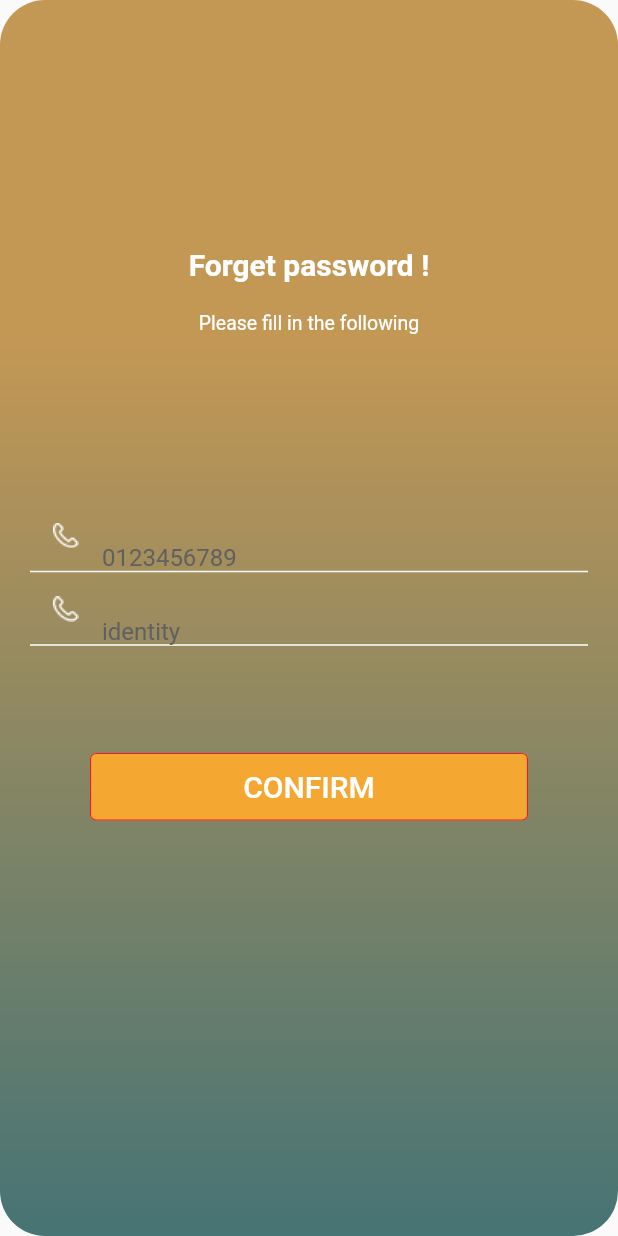
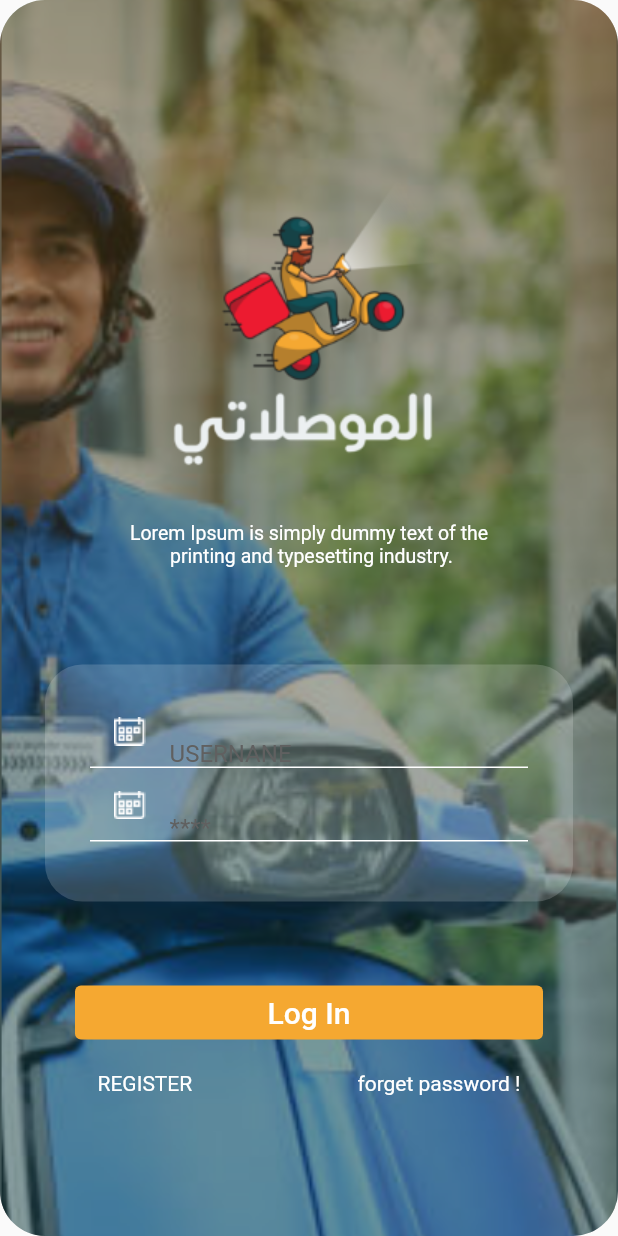
Before and after one commit to ahmed4442025/delivery, a Flutter app: the screen it shows after launch, on a phone screen of 412 x 824 dp. Run offline on Flutter 3.47's test engine with Material 2 defaults, Android fonts, the phone set to English and light mode, and no system bars; missing offline and left inert: flutter_verification_code.

Commit message:
loginScr + noBorder

```diff
--- a/lib/main.dart
+++ b/lib/main.dart
@@ -1,6 +1,7 @@
 import 'package:delivery15/scr/register/forget_password_code_scr.dart';
 import 'package:delivery15/scr/register/forget_password_src.dart';
 import 'package:delivery15/scr/register/home_scr.dart';
+import 'package:delivery15/scr/register/login.dart';
 import 'package:delivery15/scr/register/new_password.dart';
 import 'package:delivery15/scr/register/register_scr.dart';
 import 'package:flutter/material.dart';
@@ -21,7 +22,7 @@ class _HomeState extends State<Home> {
     return const MaterialApp(
       debugShowCheckedModeBanner: false,
       //home scr class
-      home: newPassword(),
+      home: loginScr(),
     );
   }
 }
--- a/lib/scr/help.dart
+++ b/lib/scr/help.dart
@@ -14,12 +14,13 @@ class helpDis {
 
   //TextButton
   OutlinedButton buttonWithBorder(String txt, Color txtClr, void function(),
-      Color bgClr, Color brderClr, Size sizee) {
+      Color bgClr, Color brderClr, Size sizee,
+      {bool border = false}) {
     return OutlinedButton(
         style: OutlinedButton.styleFrom(
           fixedSize: sizee,
           backgroundColor: bgClr,
-          side: BorderSide(width: .7, color: brderClr),
+          side: BorderSide(width: border ? .8 : 0.01, color: brderClr),
         ),
         onPressed: function,
         child: Text(
@@ -30,11 +31,12 @@ class helpDis {
 
   //TextButton
   OutlinedButton buttonWithBorderNosize(
-      String txt, Color txtClr, void function(), Color bgClr, Color brderClr) {
+      String txt, Color txtClr, void function(), Color bgClr, Color brderClr,
+      {bool border = false}) {
     return OutlinedButton(
         style: OutlinedButton.styleFrom(
           backgroundColor: bgClr,
-          side: BorderSide(width: .8, color: brderClr),
+          side: BorderSide(width: border ? .8 : .01, color: brderClr),
         ),
         onPressed: function,
         child: Text(
@@ -77,5 +79,4 @@ class helpDis {
   Container spaces({double hight: 20}) => Container(
         height: hight,
       );
-
 }
--- a/lib/scr/register/forget_password_code_scr.dart
+++ b/lib/scr/register/forget_password_code_scr.dart
@@ -1,7 +1,7 @@
 import 'package:flutter/material.dart';
 import 'package:delivery15/scr/help.dart';
 import 'package:flutter_verification_code/flutter_verification_code.dart';
-import 'package:pin_code_fields/pin_code_fields.dart';
+// import 'package:pin_code_fields/pin_code_fields.dart';
 
 class forgetPassCode extends StatefulWidget {
   const forgetPassCode({Key? key}) : super(key: key);
@@ -20,7 +20,6 @@ class _forgetPassCodeState extends State<forgetPassCode> {
   String descrpt2 = "Please fill in the following";
   String descrpt3 = "Write code that sent to your number";
   Color upBgCl = Color(0xfff5a831);
-  Color upBrCl = Color(0xffeb1b2f);
   Color pinUnderLineCl = Color(0xff115056);
 
   //class
@@ -63,8 +62,6 @@ class _forgetPassCodeState extends State<forgetPassCode> {
               padding: EdgeInsets.only(left: 25,right: 25, bottom: 10),
               decoration: BoxDecoration(
                   color: Colors.white,
-                  border: Border.all(
-                  ),
                   borderRadius: BorderRadius.all(Radius.circular(50))),
               child: VerificationCode(
                   textStyle: TextStyle(fontSize: 20.0, color: Colors.black),
@@ -91,7 +88,7 @@ class _forgetPassCodeState extends State<forgetPassCode> {
             Padding(
               padding: const EdgeInsets.only(left: 40, right: 40),
               child: help.buttonWithBorder("CONFIRM", Colors.white, () {},
-                  upBgCl, upBrCl, Size(300, 45)),
+                  upBgCl, upBgCl, Size(300, 45)),
             )
           ],
         ),
--- a/lib/scr/register/forget_password_src.dart
+++ b/lib/scr/register/forget_password_src.dart
@@ -20,7 +20,6 @@ class _forgetPasswordState extends State<forgetPassword> {
   String descrpt1 = "Forget password !";
   String descrpt2 = "Please fill in the following";
   Color upBgCl = Color(0xfff5a831);
-  Color upBrCl = Color(0xffeb1b2f);
 
   //class
   helpDis help = new helpDis();
@@ -65,7 +64,7 @@ class _forgetPasswordState extends State<forgetPassword> {
       children: [
         Padding(
           padding: const EdgeInsets.only(left: 40,right: 40),
-          child: help.buttonWithBorder("CONFIRM", Colors.white, () { }, upBgCl, upBrCl, Size(300, 45)),
+          child: help.buttonWithBorder("CONFIRM", Colors.white, () { }, upBgCl, upBgCl, Size(300, 45)),
         )
       ],
     ),
--- a/lib/scr/register/home_scr.dart
+++ b/lib/scr/register/home_scr.dart
@@ -1,5 +1,4 @@
 import 'package:delivery15/scr/help.dart';
-import 'package:flutter/cupertino.dart';
 import 'package:flutter/material.dart';
 
 class homeScr extends StatefulWidget {
@@ -34,9 +33,9 @@ class _homeScrState extends State<homeScr> {
         mainAxisAlignment: MainAxisAlignment.spaceBetween,
         children: [
           help.buttonWithBorder(
-              'English', white, () {}, enBgCol, enBrCol, enSiz),
+              'English', white, () {}, enBgCol, enBrCol, enSiz, border: true),
           help.buttonWithBorder(
-              'عربي', arTxtCol, () {},white, enBgCol, enSiz),
+              'عربي', arTxtCol, () {},white, enBgCol, enSiz, border: true),
         ],
       );
   // language and sign up
@@ -59,7 +58,6 @@ class _homeScrState extends State<homeScr> {
         decoration: help.background(bg1Path, 1),
         child: Container(
           decoration: help.background(bg2Path, .5),
-          child: SingleChildScrollView(
           child: Column(
             mainAxisAlignment: MainAxisAlignment.spaceAround,
             children: [
@@ -67,7 +65,6 @@ class _homeScrState extends State<homeScr> {
               Image.asset(logoPath),
               help.spaces(hight: 35),
               langAndSignup()],
-            ),
           ),
         ),
       );
--- /dev/null
+++ b/lib/scr/register/login.dart
@@ -0,0 +1,123 @@
+import 'package:delivery15/scr/help.dart';
+import 'package:flutter/material.dart';
+import 'package:flutter/rendering.dart';
+
+class loginScr extends StatefulWidget {
+  const loginScr({Key? key}) : super(key: key);
+
+  @override
+  _loginScrState createState() => _loginScrState();
+}
+
+class _loginScrState extends State<loginScr> {
+  //vars
+  String bg1Path = "images/bg/istockphoto.png";
+  String bg2Path = "images/bg/path 1123.png";
+  String logoPath = "images/other/logod.png";
+  String descrpt =
+      "Lorem Ipsum is simply dummy text of the\n printing and typesetting industry.";
+
+  //colors
+  Color upBgCl = const Color(0xfff5a831);
+
+  //sizes
+  Size upSiz = const Size(260, 45);
+
+  // text Controlers
+  TextEditingController username = TextEditingController();
+  TextEditingController password = TextEditingController();
+
+  //class
+  helpDis help = new helpDis();
+
+  //logo and description
+  Container logoAndDescrip() => Container(
+        child: Column(
+          children: [
+            Image.asset(logoPath),
+            help.spaces(),
+            Text(
+              descrpt,
+              textAlign: TextAlign.center,
+              style: TextStyle(fontSize: 13, color: Colors.white),
+            ),
+          ],
+        ),
+      );
+
+  // user and password form
+  Container userAndPass() => Container(
+        padding: EdgeInsets.only(left: 30, right: 30, bottom: 40, top: 20),
+        margin: EdgeInsets.all(30),
+        decoration: BoxDecoration(
+            color: Colors.white.withOpacity(.17),
+            borderRadius: BorderRadius.all(Radius.circular(25))),
+        child: Column(
+          children: [
+            help.textEditWithIcon('date', username, "USERNANE"),
+            help.textEditWithIcon('date', password, "****", password: true)
+          ],
+        ),
+      );
+
+  // login and forget password
+  Container loginButton() => Container(
+        padding: EdgeInsets.fromLTRB(50, 20, 50, 50),
+        child: Column(
+          crossAxisAlignment: CrossAxisAlignment.stretch,
+          children: [
+            help.buttonWithBorderNosize(
+                "Log In", Colors.white, () {}, upBgCl, upBgCl),
+            // register and forget
+            Padding(
+              padding: const EdgeInsets.all(15.0),
+              child: Row(
+                mainAxisAlignment: MainAxisAlignment.spaceBetween,
+                children: const [
+                  Text(
+                    "REGISTER",
+                    style: TextStyle(color: Colors.white),
+                  ),
+                  Text(
+                    "forget password !",
+                    style: TextStyle(color: Colors.white),
+                  )
+                ],
+              ),
+            )
+          ],
+        ),
+      );
+
+  //main Container
+  Container mainContainer() => Container(
+        height: double.infinity,
+        decoration: help.background(bg1Path, 1),
+        child: Container(
+          decoration: help.background(bg2Path, .5),
+          child: SingleChildScrollView(
+            child: Column(
+              mainAxisAlignment: MainAxisAlignment.spaceAround,
+              children: [
+                help.spaces(hight: 100),
+                logoAndDescrip(),
+                help.spaces(hight: 35),
+                Column(
+                  children: [
+                    userAndPass(),
+                    loginButton(),
+                  ],
+                )
+              ],
+            ),
+          ),
+        ),
+      );
+
+  @override
+  Widget build(BuildContext context) {
+    return Scaffold(
+      body: mainContainer(),
+    );
+  }
+}
--- a/lib/scr/register/new_password.dart
+++ b/lib/scr/register/new_password.dart
@@ -19,7 +19,6 @@ class _forgetPasswordState extends State<newPassword> {
   String descrpt1 = "Forget password !";
   String descrpt2 = "Please fill in the following";
   Color upBgCl = Color(0xfff5a831);
-  Color upBrCl = Color(0xffeb1b2f);
 
   //class
   helpDis help = new helpDis();
@@ -63,7 +62,7 @@ class _forgetPasswordState extends State<newPassword> {
       children: [
         Padding(
           padding: const EdgeInsets.only(left: 40,right: 40),
-          child: help.buttonWithBorder("CONFIRM", Colors.white, () { }, upBgCl, upBrCl, Size(300, 45)),
+          child: help.buttonWithBorder("CONFIRM", Colors.white, () { }, upBgCl, upBgCl, Size(300, 45)),
         )
       ],
     ),
--- a/lib/scr/register/register_scr.dart
+++ b/lib/scr/register/register_scr.dart
@@ -25,7 +25,6 @@ class _registerScrState extends State<registerScr> {
   String descrpt =
       "Lorem Ipsum is simply dummy text of the\n printing and typesetting industry.";
   Color upBgCl = Color(0xfff5a831);
-  Color upBrCl = Color(0xffeb1b2f);
 
   //class
   helpDis help = new helpDis();
@@ -69,7 +68,7 @@ class _registerScrState extends State<registerScr> {
       children: [
         Padding(
           padding: const EdgeInsets.only(left: 50,right: 50),
-          child: help.buttonWithBorder("REGISTER", Colors.white, () { }, upBgCl, upBrCl, Size(300, 50)),
+          child: help.buttonWithBorder("REGISTER", Colors.white, () { }, upBgCl, upBgCl, Size(300, 50)),
         )
       ],
     ),
```
Lines whose indentation alone changed are shown as unchanged.
